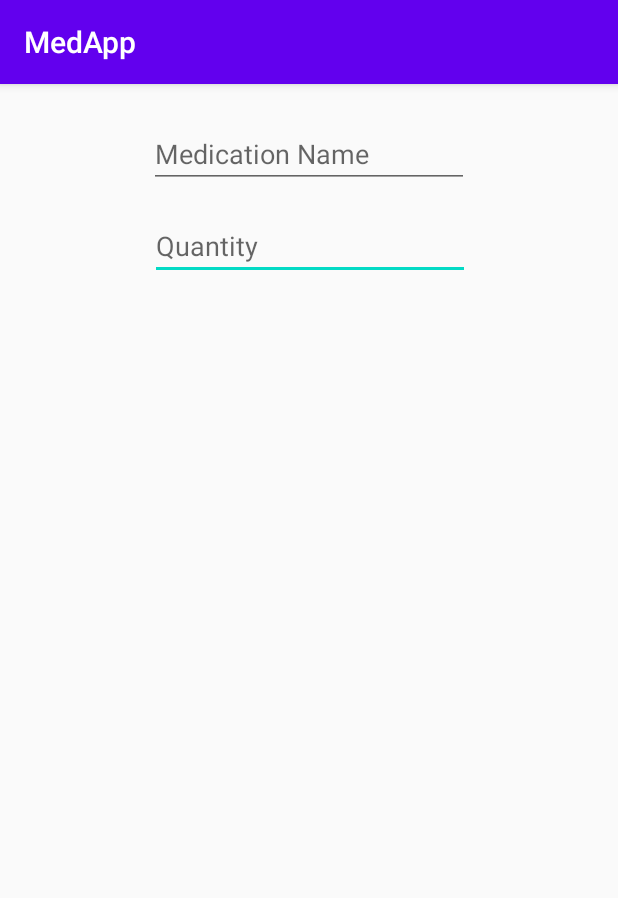
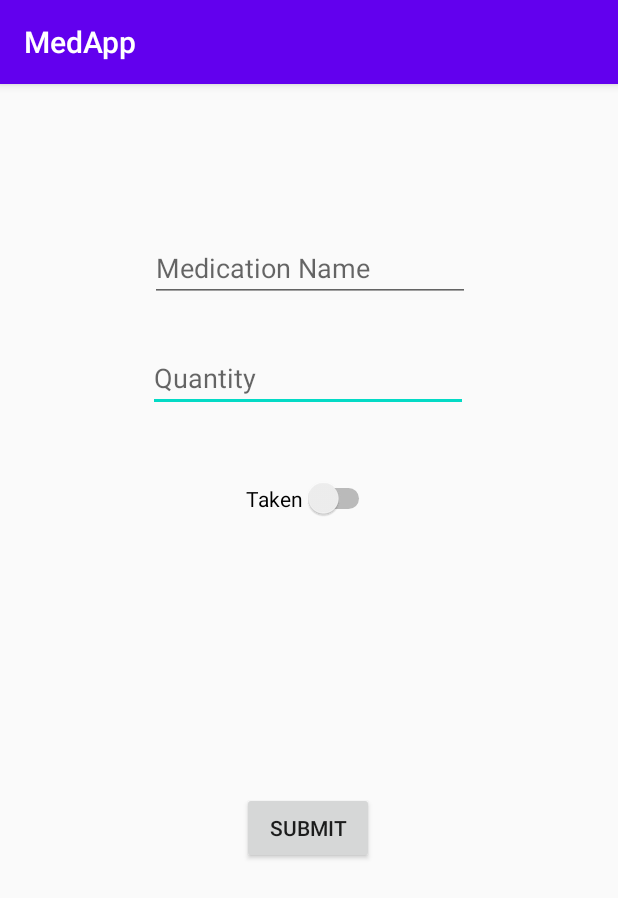
Before and after one commit to AllyInnes99/medapp, an Android app: the UpdateActivity screen opened directly, with no data from a screen before it, on a phone screen of 412 x 824 dp. Shown: the top 898 px of the screen. Run offline under Robolectric (Android 15) with nearby library versions, the phone set to English and light mode, and no system bars.

```diff
--- a/src/PrescriptionApp/app/src/main/java/com/example/prescriptionapp/CustomAdapter.java
+++ b/src/PrescriptionApp/app/src/main/java/com/example/prescriptionapp/CustomAdapter.java
@@ -4,6 +4,7 @@ import android.content.Context;
 import android.view.LayoutInflater;
 import android.view.View;
 import android.view.ViewGroup;
+import android.widget.LinearLayout;
 import android.widget.TextView;
 
 import androidx.annotation.NonNull;
@@ -47,6 +48,7 @@ public class CustomAdapter extends RecyclerView.Adapter<CustomAdapter.MyViewHold
     public class MyViewHolder extends RecyclerView.ViewHolder {
 
         TextView med_id_txt, med_name_txt, med_qty_txt, med_taken_txt;
+        LinearLayout mainLayout;
 
         public MyViewHolder(@NonNull View itemView) {
             super(itemView);
@@ -54,7 +56,7 @@ public class CustomAdapter extends RecyclerView.Adapter<CustomAdapter.MyViewHold
             med_name_txt = itemView.findViewById(R.id.med_name_txt);
             med_qty_txt = itemView.findViewById(R.id.med_qty_txt);
             med_taken_txt = itemView.findViewById(R.id.med_taken_txt);
-
+            mainLayout = itemView.findViewById(R.id.)
         }
     }
 
--- a/src/PrescriptionApp/app/src/main/java/com/example/prescriptionapp/DatabaseHelper.java
+++ b/src/PrescriptionApp/app/src/main/java/com/example/prescriptionapp/DatabaseHelper.java
@@ -10,6 +10,9 @@ import android.widget.Toast;
 import java.util.ArrayList;
 import java.util.List;
 
+/**
+ *
+ */
 public class DatabaseHelper extends SQLiteOpenHelper {
 
     private Context context;
--- a/src/PrescriptionApp/app/src/main/java/com/example/prescriptionapp/MainActivity.java
+++ b/src/PrescriptionApp/app/src/main/java/com/example/prescriptionapp/MainActivity.java
@@ -49,9 +49,12 @@ public class MainActivity extends AppCompatActivity {
     protected void onResume() {
         super.onResume();
         displayRecycler();
-
     }
 
+
+    /**
+     * Helper method used to populate the recycler view with the data from the database
+     */
     private void displayRecycler() {
 
         List<MedicationModel> models = databaseHelper.selectAll();
--- a/src/PrescriptionApp/app/src/main/java/com/example/prescriptionapp/MedicationModel.java
+++ b/src/PrescriptionApp/app/src/main/java/com/example/prescriptionapp/MedicationModel.java
@@ -11,7 +11,7 @@ public class MedicationModel {
      * Initialise a MedicationModel object
      * @param id - unique identifier of medication
      * @param name - the name of the medication
-     * @param quantity - how much mediacation has been taken
+     * @param quantity - how much medication has been taken
      * @param isTaken - if the medication has been taken or not
      */
     public MedicationModel(int id, String name, int quantity, boolean isTaken) {
--- a/src/PrescriptionApp/app/src/main/java/com/example/prescriptionapp/UpdateActivity.java
+++ b/src/PrescriptionApp/app/src/main/java/com/example/prescriptionapp/UpdateActivity.java
@@ -3,12 +3,37 @@ package com.example.prescriptionapp;
 import androidx.appcompat.app.AppCompatActivity;
 
 import android.os.Bundle;
+import android.view.View;
+import android.widget.Button;
+import android.widget.EditText;
+import android.widget.Switch;
 
 public class UpdateActivity extends AppCompatActivity {
+
+    EditText edit_name, edit_quantity;
+    Switch edit_taken;
+    Button update_button;
+
 
     @Override
     protected void onCreate(Bundle savedInstanceState) {
         super.onCreate(savedInstanceState);
         setContentView(R.layout.activity_update);
+
+        edit_name = findViewById(R.id.edit_name);
+        edit_quantity = findViewById(R.id.edit_quantity);
+        edit_taken = findViewById(R.id.edit_taken);
+        update_button = findViewById(R.id.update_button);
+
+        update_button.setOnClickListener(new View.OnClickListener() {
+
+            @Override
+            public void onClick(View v) {
+
+            }
+        });
+    }
+
+    void getIntentData() {
     }
 }
--- a/src/PrescriptionApp/app/src/main/res/layout/activity_update.xml
+++ b/src/PrescriptionApp/app/src/main/res/layout/activity_update.xml
@@ -10,12 +10,12 @@
         android:id="@+id/edit_quantity"
         android:layout_width="wrap_content"
         android:layout_height="wrap_content"
-        android:layout_marginTop="16dp"
+        android:layout_marginTop="28dp"
         android:ems="10"
         android:hint="@string/MedicationQuantity"
         android:inputType="number"
         app:layout_constraintEnd_toEndOf="parent"
-        app:layout_constraintHorizontal_bias="0.502"
+        app:layout_constraintHorizontal_bias="0.497"
         app:layout_constraintStart_toStartOf="parent"
         app:layout_constraintTop_toBottomOf="@+id/edit_name" />
 
@@ -23,12 +23,35 @@
         android:id="@+id/edit_name"
         android:layout_width="wrap_content"
         android:layout_height="wrap_content"
-        android:layout_marginTop="24dp"
+        android:layout_marginTop="100dp"
         android:ems="10"
         android:hint="@string/MedicationName"
         android:inputType="textPersonName"
         app:layout_constraintEnd_toEndOf="parent"
+        app:layout_constraintHorizontal_bias="0.502"
         app:layout_constraintStart_toStartOf="parent"
         app:layout_constraintTop_toTopOf="parent" />
 
+    <Button
+        android:id="@+id/update_button"
+        android:layout_width="wrap_content"
+        android:layout_height="wrap_content"
+        android:layout_marginBottom="248dp"
+        android:text="Submit"
+        app:layout_constraintBottom_toBottomOf="parent"
+        app:layout_constraintEnd_toEndOf="parent"
+        app:layout_constraintHorizontal_bias="0.498"
+        app:layout_constraintStart_toStartOf="parent" />
+
+    <Switch
+        android:id="@+id/edit_taken"
+        android:layout_width="wrap_content"
+        android:layout_height="wrap_content"
+        android:layout_marginTop="44dp"
+        android:text="@string/MedicationTaken"
+        app:layout_constraintEnd_toEndOf="parent"
+        app:layout_constraintHorizontal_bias="0.504"
+        app:layout_constraintStart_toStartOf="parent"
+        app:layout_constraintTop_toBottomOf="@+id/edit_quantity" />
+
 </androidx.constraintlayout.widget.ConstraintLayout>
```
Also changed, not shown: src/PrescriptionApp/app/src/main/java/com/example/prescriptionapp/ApplicationModel.java (added, +77 -0 lines).
